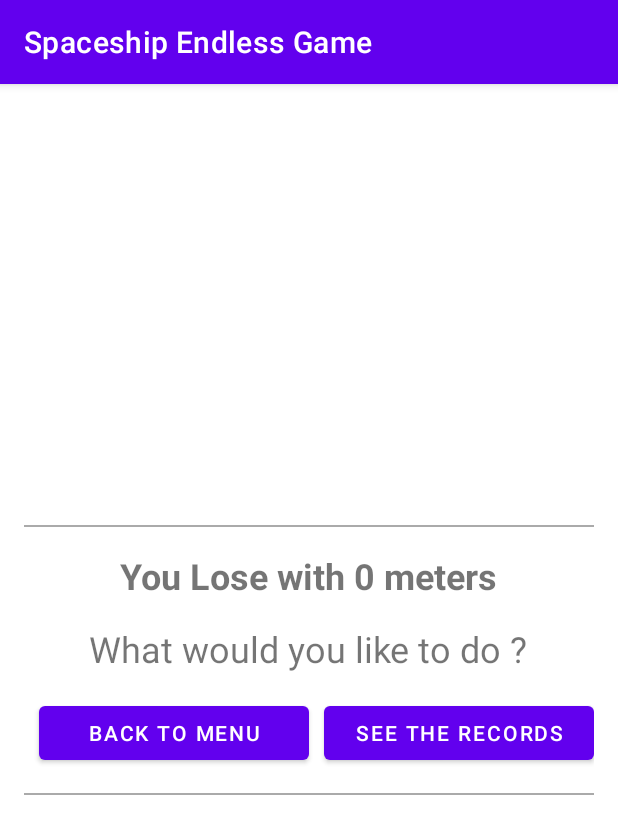
After one commit to OmriXYZ/SpachshipEndlessGame, an Android app: the LoseActivity screen opened directly, with no data from a screen before it, on a phone screen of 412 x 824 dp. The commit adds this screen. Shown: the top 834 px of the screen. Run offline under Robolectric (Android 15) with nearby library versions, the phone set to English and light mode, and no system bars.

Commit message:
Added lose screen and more

```diff
--- a/app/build.gradle
+++ b/app/build.gradle
@@ -64,6 +64,7 @@ dependencies {
     implementation 'androidx.compose.ui:ui-tooling-preview'
     implementation 'androidx.compose.material3:material3'
     implementation 'com.google.android.gms:play-services-maps:18.1.0'
+    implementation 'com.google.code.gson:gson:2.10.1'
     testImplementation 'junit:junit:4.13.2'
     androidTestImplementation 'androidx.test.ext:junit:1.1.5'
     androidTestImplementation 'androidx.test.espresso:espresso-core:3.5.1'
--- /dev/null
+++ b/app/src/main/java/com/example/carendlessgame/LoseActivity.java
@@ -0,0 +1,42 @@
+package com.example.carendlessgame;
+
+import android.content.Intent;
+import android.os.Bundle;
+import android.widget.Button;
+import android.widget.TextView;
+
+import androidx.appcompat.app.AppCompatActivity;
+
+public class LoseActivity extends AppCompatActivity {
+
+    Button lose_BTN_menu, lose_BTN_records;
+    TextView lose_TXT_meters;
+
+    @Override
+    protected void onCreate(Bundle savedInstanceState) {
+        super.onCreate(savedInstanceState);
+        setContentView(R.layout.activity_lose);
+        findViews();
+        lose_BTN_menu.setOnClickListener(v -> openMenuScreen());
+        lose_BTN_records.setOnClickListener(v -> openRecordsScreen());
+        Intent prevIntent = getIntent();
+        int distance = prevIntent.getIntExtra("Distance", 0);
+        lose_TXT_meters.setText("You Lose with " + distance + " meters");
+    }
+    private void findViews() {
+        lose_BTN_menu = findViewById(R.id.lose_BTN_menu);
+        lose_BTN_records = findViewById(R.id.lose_BTN_records);
+        lose_TXT_meters = findViewById(R.id.lose_TXT_meters);
+
+    }
+    private void openRecordsScreen() {
+        Intent gameIntent = new Intent(this, ScoreActivity.class);
+        startActivity(gameIntent);
+        finish();
+    }
+    private void openMenuScreen() {
+        Intent gameIntent = new Intent(this, MenuActivity.class);
+        startActivity(gameIntent);
+        finish();
+    }
+}
--- a/app/src/main/java/com/example/carendlessgame/Utilities/StepDetector.java
+++ b/app/src/main/java/com/example/carendlessgame/Utilities/StepDetector.java
@@ -5,6 +5,7 @@ import android.hardware.Sensor;
 import android.hardware.SensorEvent;
 import android.hardware.SensorEventListener;
 import android.hardware.SensorManager;
+import android.util.Log;
 
 import com.example.carendlessgame.Interfaces.StepCallback;
 
@@ -34,10 +35,13 @@ public class StepDetector {
             public void onSensorChanged(SensorEvent event) {
                 float x = event.values[0];
                 float y = event.values[1];
+                float z = event.values[2];
                 stepX = -(int) (x / 1.5);
                 stepY =  (int) (y / 1.5);
                 stepCallback.stepX();
                 stepCallback.stepY();
+                stepCallback.stepZ();
+                System.out.println("z: " + z +"    x: "+x);
             }
 
             @Override
--- /dev/null
+++ b/app/src/main/res/layout/activity_lose.xml
@@ -0,0 +1,58 @@
+<LinearLayout xmlns:android="http://schemas.android.com/apk/res/android"
+    android:orientation="vertical"
+    android:layout_width="match_parent"
+    android:layout_height="match_parent"
+    android:gravity="center"
+    android:layoutDirection="ltr"
+    android:padding="16dp"
+    android:screenOrientation="portrait"
+    >
+
+    <View
+        android:layout_width="match_parent"
+        android:layout_height="1dp"
+        android:background="@android:color/darker_gray"
+        android:layout_marginTop="16dp"
+        android:layout_marginBottom="16dp"/>
+    <TextView
+        android:id="@+id/lose_TXT_meters"
+        android:layout_width="wrap_content"
+        android:layout_height="wrap_content"
+        android:text="You Lose with x meters"
+        android:textSize="24sp"
+        android:textStyle="bold"
+        android:layout_marginBottom="16dp"/>
+    <TextView
+        android:layout_width="wrap_content"
+        android:layout_height="wrap_content"
+        android:text="What would you like to do ?"
+        android:textSize="24sp"
+        android:layout_marginBottom="16dp"/>
+    <LinearLayout
+        android:orientation="horizontal"
+        android:layout_width="match_parent"
+        android:layout_height="wrap_content">
+        <Button
+            android:id="@+id/lose_BTN_menu"
+            android:layout_width="0dp"
+            android:layout_height="wrap_content"
+            android:layout_marginStart="10dp"
+            android:layout_weight="1"
+            android:text="Back to menu"/>
+        <Button
+            android:id="@+id/lose_BTN_records"
+            android:layout_width="0dp"
+            android:layout_height="wrap_content"
+            android:layout_marginStart="10dp"
+            android:layout_weight="1"
+            android:text="See the Records"/>
+    </LinearLayout>
+
+    <View
+        android:layout_width="match_parent"
+        android:layout_height="1dp"
+        android:background="@android:color/darker_gray"
+        android:layout_marginTop="16dp"
+        android:layout_marginBottom="16dp"/>
+
+</LinearLayout>
```
Also changed, not shown: app/src/main/AndroidManifest.xml (+7 -3 lines), app/src/main/java/com/example/carendlessgame/App.java (added, +15 -0 lines), app/src/main/java/com/example/carendlessgame/Fragments/ListFragment.java (+11 -8 lines), app/src/main/java/com/example/carendlessgame/GameManager.java (+22 -1 lines), app/src/main/java/com/example/carendlessgame/MainActivity.java (+32 -11 lines), app/src/main/java/com/example/carendlessgame/MenuActivity.java (+8 -11 lines), app/src/main/java/com/example/carendlessgame/ScoreActivity.java (+18 -3 lines), app/src/main/java/com/example/carendlessgame/Utilities/MySPv3.java (added, +47 -0 lines), app/src/main/java/com/example/carendlessgame/models/Record.java (added, +19 -0 lines), app/src/main/java/com/example/carendlessgame/models/Records.java (added, +31 -0 lines), app/src/main/res/layout/activity_menu.xml (+21 -0 lines), app/src/main/res/layout/activity_score.xml (+6 -1 lines), app/src/main/res/layout/fragment_list.xml (+5 -19 lines).
